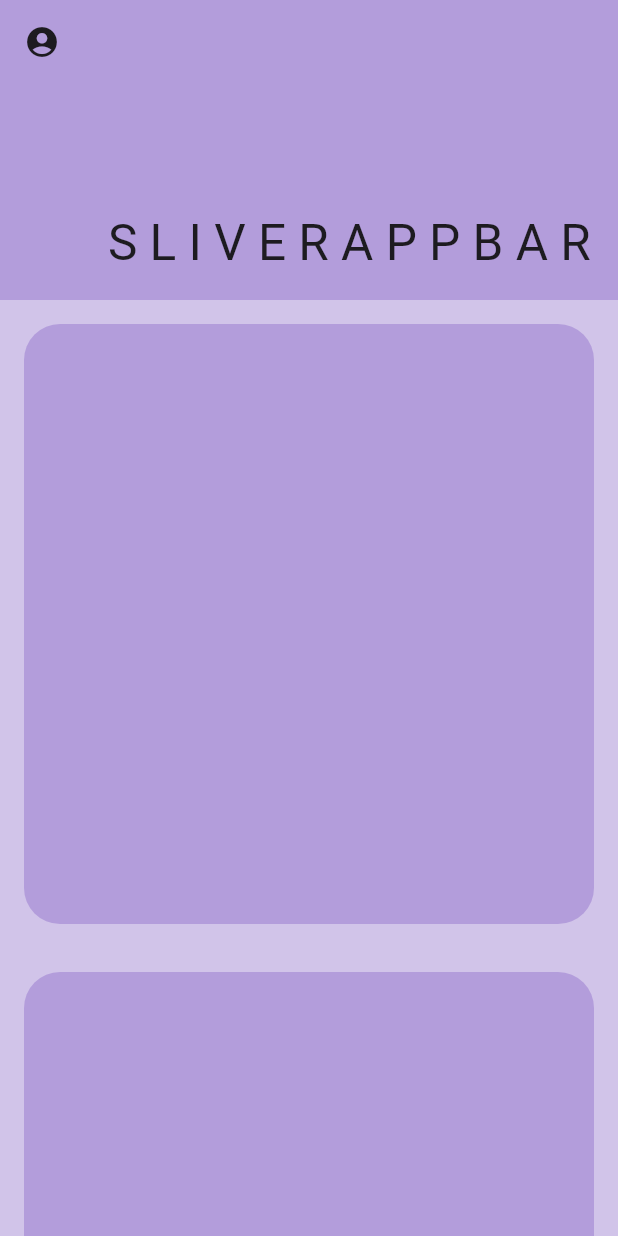
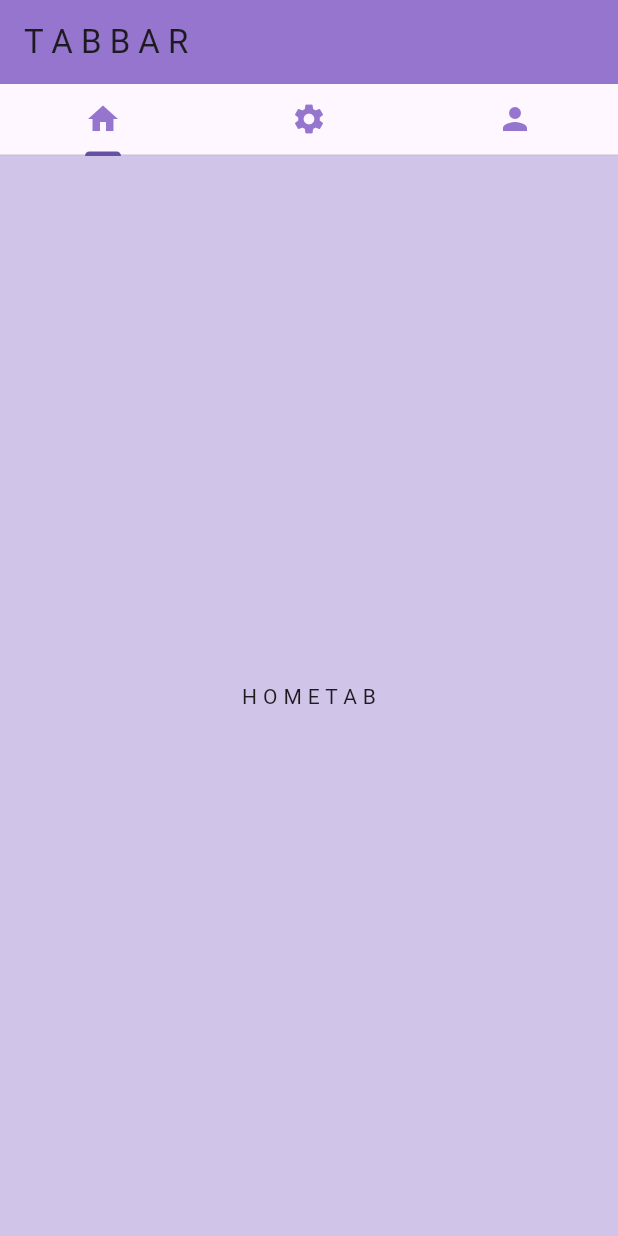
Before and after one commit to IkramulHasanTanvir/LearnFlutter, a Flutter app: the screen it shows after launch, on a phone screen of 412 x 824 dp. Run offline on Flutter 3.47's test engine with Material 3 defaults, Android fonts, the phone set to English and light mode, and no system bars.

```diff
--- a/lib/my_home.dart
+++ b/lib/my_home.dart
@@ -1,102 +1,52 @@
 import 'package:flutter/material.dart';
+import 'package:learn_flutter/tabs/account_tab.dart';
+import 'package:learn_flutter/tabs/home_tab.dart';
+import 'package:learn_flutter/tabs/settings_tab.dart';
 
 class MyHome extends StatelessWidget {
   const MyHome({super.key});
 
   @override
   Widget build(BuildContext context) {
-    return Scaffold(
-      backgroundColor: Colors.deepPurple[100],
-      body: CustomScrollView(
-        slivers: [
-          SliverAppBar(
-            backgroundColor: Colors.pink[400],
-            leading: Icon(Icons.account_circle),
-            //title: Text('S L I V E R A P P B A R'),
-            expandedHeight: 200,
-            pinned: true,
-            flexibleSpace: FlexibleSpaceBar(
-              title: Text('S L I V E R A P P B A R'),
-              background: Container(
-                color: Colors.deepPurple[200]
-              ),
-            ),
-          ),
-
-          SliverToBoxAdapter(
-            child: Padding(
-              padding: const EdgeInsets.all(16.0),
-              child: ClipRRect(
-                borderRadius: BorderRadius.circular(24),
-                child: Container(
-                  height: 400,
-                  color: Colors.deepPurple[200],
+    return DefaultTabController(
+      length: 3,
+      child: Scaffold(
+        appBar: AppBar(
+          backgroundColor: Colors.deepPurple[300],
+          title:const Text('T A B B A R'),
+        ),
+        body: Column(
+          children: [
+            TabBar(
+              labelColor: Colors.deepPurple[300],
+                unselectedLabelColor: Colors.deepPurple[300],
+                tabs:const  [
+              Tab(
+                icon: Icon(
+                  Icons.home,
                 ),
               ),
-            ),
-          ),
-          SliverToBoxAdapter(
-            child: Padding(
-              padding: const EdgeInsets.all(16.0),
-              child: ClipRRect(
-                borderRadius: BorderRadius.circular(24),
-                child: Container(
-                  height: 400,
-                  color: Colors.deepPurple[200],
+              Tab(
+                icon: Icon(
+                  Icons.settings,
                 ),
               ),
-            ),
-          ),
-          SliverToBoxAdapter(
-            child: Padding(
-              padding: const EdgeInsets.all(16.0),
-              child: ClipRRect(
-                borderRadius: BorderRadius.circular(24),
-                child: Container(
-                  height: 400,
-                  color: Colors.deepPurple[200],
+              Tab(
+                icon: Icon(
+                  Icons.person,
                 ),
               ),
+            ]),
+
+            const Expanded(
+              child: TabBarView(children: [
+                HomeTab(),
+                SettingsTab(),
+                AccountTab(),
+              ]),
             ),
-          ),
-          SliverToBoxAdapter(
-            child: Padding(
-              padding: const EdgeInsets.all(16.0),
-              child: ClipRRect(
-                borderRadius: BorderRadius.circular(24),
-                child: Container(
-                  height: 400,
-                  color: Colors.deepPurple[200],
-                ),
-              ),
-            ),
-          ),
-          SliverToBoxAdapter(
-            child: Padding(
-              padding: const EdgeInsets.all(16.0),
-              child: ClipRRect(
-                borderRadius: BorderRadius.circular(24),
-                child: Container(
-                  height: 400,
-                  color: Colors.deepPurple[200],
-                ),
-              ),
-            ),
-          ),
-          SliverToBoxAdapter(
-            child: Padding(
-              padding: const EdgeInsets.all(16.0),
-              child: ClipRRect(
-                borderRadius: BorderRadius.circular(24),
-                child: Container(
-                  height: 400,
-                  color: Colors.deepPurple[200],
-                ),
-              ),
-            ),
-          ),
-
-        ],
+          ],
+        ),
       ),
     );
   }
--- /dev/null
+++ b/lib/tabs/account_tab.dart
@@ -0,0 +1,13 @@
+import 'package:flutter/material.dart';
+
+class AccountTab extends StatelessWidget {
+  const AccountTab({super.key});
+
+  @override
+  Widget build(BuildContext context) {
+    return Container(
+      color: Colors.deepPurple[400],
+      child: Center(child: Text('A C C O U N T T A B')),
+    );
+  }
+}
--- /dev/null
+++ b/lib/tabs/home_tab.dart
@@ -0,0 +1,13 @@
+import 'package:flutter/material.dart';
+
+class HomeTab extends StatelessWidget {
+  const HomeTab({super.key});
+
+  @override
+  Widget build(BuildContext context) {
+    return Container(
+      color: Colors.deepPurple[100],
+      child: Center(child: Text('H O M E T A B')),
+    );
+  }
+}
--- /dev/null
+++ b/lib/tabs/settings_tab.dart
@@ -0,0 +1,13 @@
+import 'package:flutter/material.dart';
+
+class SettingsTab extends StatelessWidget {
+  const SettingsTab({super.key});
+
+  @override
+  Widget build(BuildContext context) {
+    return Container(
+      color: Colors.deepPurple[200],
+      child: Center(child: Text('S E T T I N G S T A B')),
+    );
+  }
+}
```
